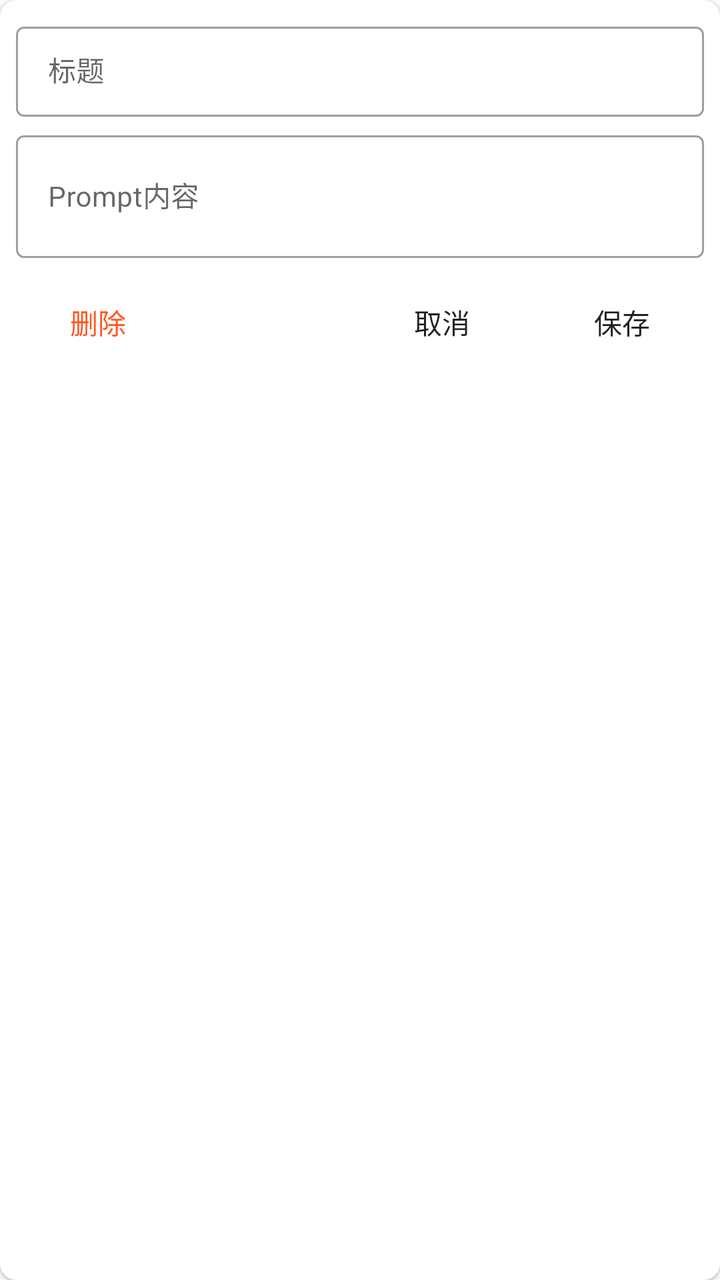
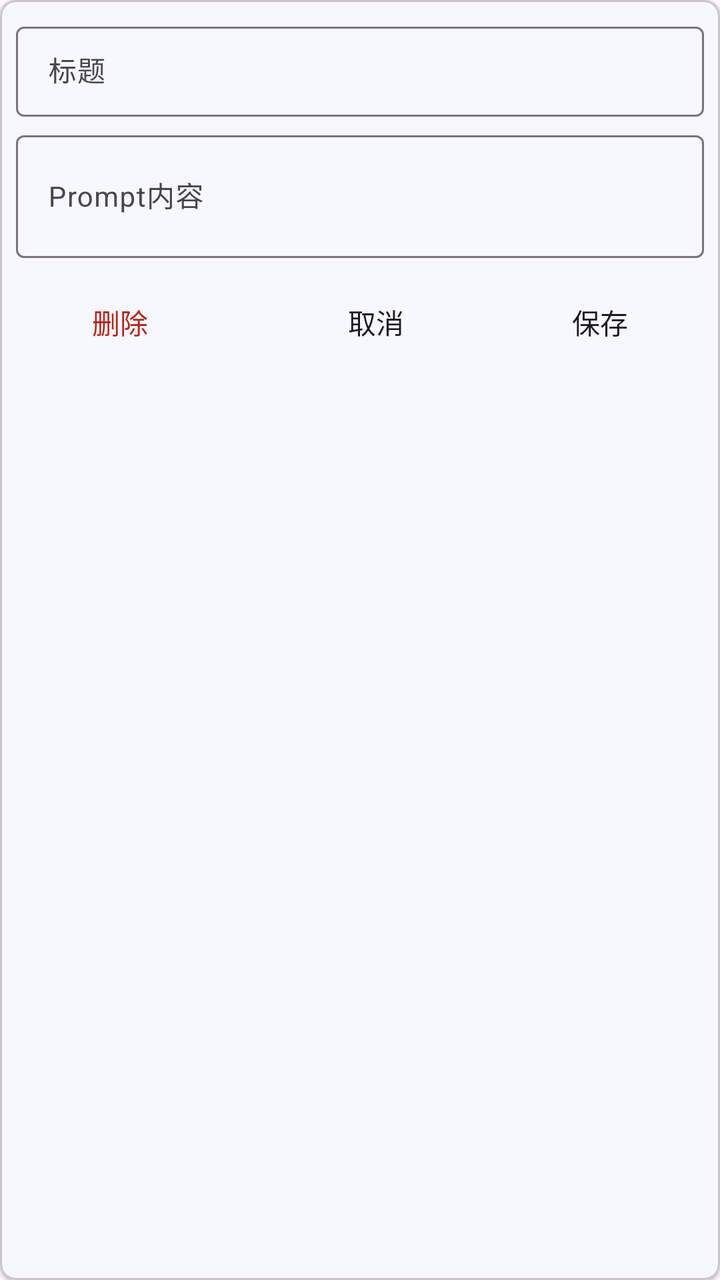

Two renders of the same Android screen: before a commit and after it. Below are the layout's source before the change and the commit's diff.
<!-- AndroidManifest.xml: application theme AppTheme -->
<!-- res/layout/item_prompt.xml -->
<?xml version="1.0" encoding="utf-8"?>
<com.google.android.material.card.MaterialCardView
    xmlns:android="http://schemas.android.com/apk/res/android"
    xmlns:app="http://schemas.android.com/apk/res-auto"
    android:layout_width="match_parent"
    android:layout_height="wrap_content"
    android:layout_marginHorizontal="8dp"
    android:layout_marginVertical="4dp"
    app:cardCornerRadius="8dp"
    app:cardElevation="1dp">

    <LinearLayout
        android:layout_width="match_parent"
        android:layout_height="wrap_content"
        android:orientation="vertical"
        android:padding="8dp">

        
        <LinearLayout
            android:id="@+id/editMode"
            android:layout_width="match_parent"
            android:layout_height="wrap_content"
            android:orientation="vertical">
            
            <com.google.android.material.textfield.TextInputLayout
                android:id="@+id/promptTitleLayout"
                android:layout_width="match_parent"
                android:layout_height="wrap_content"
                android:hint="标题"
                style="@style/Widget.MaterialComponents.TextInputLayout.OutlinedBox.Dense">

                <com.google.android.material.textfield.TextInputEditText
                    android:id="@+id/promptTitle"
                    android:layout_width="match_parent"
                    android:layout_height="wrap_content"
                    android:inputType="text"
                    android:maxLines="1"
                    android:textSize="14sp"/>
            </com.google.android.material.textfield.TextInputLayout>

            <com.google.android.material.textfield.TextInputLayout
                android:id="@+id/promptContentLayout"
                android:layout_width="match_parent"
                android:layout_height="wrap_content"
                android:hint="Prompt内容"
                android:layout_marginTop="4dp"
                style="@style/Widget.MaterialComponents.TextInputLayout.OutlinedBox.Dense">

                <com.google.android.material.textfield.TextInputEditText
                    android:id="@+id/promptContent"
                    android:layout_width="match_parent"
                    android:layout_height="wrap_content"
                    android:inputType="textMultiLine"
                    android:minLines="2"
                    android:textSize="14sp"/>
            </com.google.android.material.textfield.TextInputLayout>

            <LinearLayout
                android:layout_width="match_parent"
                android:layout_height="wrap_content"
                android:orientation="horizontal"
                android:gravity="end"
                android:layout_marginTop="8dp">

                <Button
                    android:id="@+id/btnDelete"
                    android:layout_width="wrap_content"
                    android:layout_height="wrap_content"
                    android:text="删除"
                    android:textColor="?attr/colorError"
                    android:background="?attr/selectableItemBackgroundBorderless"
                    android:padding="8dp"
                    android:layout_weight="1" />

                <Button
                    android:layout_width="wrap_content"
                    android:layout_height="wrap_content"
                    android:enabled="false"
                    android:background="?attr/selectableItemBackgroundBorderless"
                    android:padding="8dp"
                    android:layout_weight="1" />

                <Button
                    android:id="@+id/btnCancel"
                    android:layout_width="wrap_content"
                    android:layout_height="wrap_content"
                    android:text="取消"
                    android:textColor="?attr/editTextColor"
                    android:layout_marginStart="8dp"
                    android:background="?attr/selectableItemBackgroundBorderless"
                    android:padding="8dp"
                    android:layout_weight="1" />

                <Button
                    android:id="@+id/btnSave"
                    android:layout_width="wrap_content"
                    android:layout_height="wrap_content"
                    android:text="保存"
                    android:textColor="?attr/editTextColor"
                    android:layout_marginStart="8dp"
                    android:background="?attr/selectableItemBackgroundBorderless"
                    android:padding="8dp"
                    android:layout_weight="1" />
            </LinearLayout>
        </LinearLayout>

        
        <LinearLayout
            android:id="@+id/viewMode"
            android:layout_width="match_parent"
            android:layout_height="wrap_content"
            android:orientation="vertical"
            android:visibility="gone">

            <TextView
                android:id="@+id/viewTitle"
                android:layout_width="match_parent"
                android:layout_height="wrap_content"
                android:textSize="16sp"
                android:textStyle="bold"/>

            <TextView
                android:id="@+id/viewContent"
                android:layout_width="match_parent"
                android:layout_height="wrap_content"
                android:textSize="14sp"
                android:layout_marginTop="4dp"/>
        </LinearLayout>
    </LinearLayout>
</com.google.android.material.card.MaterialCardView>
<!-- resources referenced by this layout -->
<resources>
  <style name="AppTheme" parent="Theme.MaterialComponents.Light.DarkActionBar.Bridge">
      
          <item name="colorPrimary">@color/colorPrimary</item>
          <item name="colorPrimaryDark">@color/colorPrimaryDark</item>
          <item name="colorAccent">@color/colorAccent</item>
          <item name="color_footer_background">@color/footer_background</item>
          <item name="color_footer_pressed">@color/footer_pressed</item>
          <item name="android:forceDarkAllowed" tools:targetApi="q">true</item>
      </style>
  <color name="colorPrimary">#227D51</color>
  <color name="colorPrimaryDark">#2D6D4B</color>
  <color name="colorAccent">#3B9465</color>
  <color name="footer_background">#E0E0E0</color>
  <color name="footer_pressed">#4f8069</color>
</resources>

<!-- the commit's change to res/layout/item_prompt.xml (unified diff, before → after) -->
@@ -27,7 +27,7 @@
                 android:layout_width="match_parent"
                 android:layout_height="wrap_content"
                 android:hint="标题"
-                style="@style/Widget.MaterialComponents.TextInputLayout.OutlinedBox.Dense">
+                style="@style/Widget.Material3.TextInputLayout.OutlinedBox.Dense">
 
                 <com.google.android.material.textfield.TextInputEditText
                     android:id="@+id/promptTitle"
@@ -44,7 +44,7 @@
                 android:layout_height="wrap_content"
                 android:hint="Prompt内容"
                 android:layout_marginTop="4dp"
-                style="@style/Widget.MaterialComponents.TextInputLayout.OutlinedBox.Dense">
+                style="@style/Widget.Material3.TextInputLayout.OutlinedBox.Dense">
 
                 <com.google.android.material.textfield.TextInputEditText
                     android:id="@+id/promptContent"
@@ -62,44 +62,38 @@
                 android:gravity="end"
                 android:layout_marginTop="8dp">
 
-                <Button
+                <com.google.android.material.button.MaterialButton
                     android:id="@+id/btnDelete"
+                    style="@style/Widget.Material3.Button.TextButton"
                     android:layout_width="wrap_content"
                     android:layout_height="wrap_content"
                     android:text="删除"
                     android:textColor="?attr/colorError"
-                    android:background="?attr/selectableItemBackgroundBorderless"
-                    android:padding="8dp"
                     android:layout_weight="1" />
 
-                <Button
-                    android:layout_width="wrap_content"
-                    android:layout_height="wrap_content"
-                    android:enabled="false"
-                    android:background="?attr/selectableItemBackgroundBorderless"
-                    android:padding="8dp"
+                <View
+                    android:layout_width="0dp"
+                    android:layout_height="0dp"
                     android:layout_weight="1" />
 
-                <Button
+                <com.google.android.material.button.MaterialButton
                     android:id="@+id/btnCancel"
+                    style="@style/Widget.Material3.Button.TextButton"
                     android:layout_width="wrap_content"
                     android:layout_height="wrap_content"
                     android:text="取消"
-                    android:textColor="?attr/editTextColor"
+                    android:textColor="?attr/colorOnSurface"
                     android:layout_marginStart="8dp"
-                    android:background="?attr/selectableItemBackgroundBorderless"
-                    android:padding="8dp"
                     android:layout_weight="1" />
 
-                <Button
+                <com.google.android.material.button.MaterialButton
                     android:id="@+id/btnSave"
+                    style="@style/Widget.Material3.Button.TextButton"
                     android:layout_width="wrap_content"
                     android:layout_height="wrap_content"
                     android:text="保存"
-                    android:textColor="?attr/editTextColor"
+                    android:textColor="?attr/colorOnSurface"
                     android:layout_marginStart="8dp"
-                    android:background="?attr/selectableItemBackgroundBorderless"
-                    android:padding="8dp"
                     android:layout_weight="1" />
             </LinearLayout>
         </LinearLayout>
@@ -124,7 +118,9 @@
                 android:layout_width="match_parent"
                 android:layout_height="wrap_content"
                 android:textSize="14sp"
-                android:layout_marginTop="4dp"/>
+                android:layout_marginTop="4dp"
+                android:maxLines="2"
+                android:ellipsize="end"/>
         </LinearLayout>
     </LinearLayout>
 </com.google.android.material.card.MaterialCardView>
<!-- resource entries referenced after the edit -->
@@ -1,18 +1,28 @@
 <!-- resources referenced by this layout -->
 <resources>
-  <style name="AppTheme" parent="Theme.MaterialComponents.Light.DarkActionBar.Bridge">
-      
+  <style name="AppTheme" parent="Theme.Material3.Light.NoActionBar">
           <item name="colorPrimary">@color/colorPrimary</item>
-          <item name="colorPrimaryDark">@color/colorPrimaryDark</item>
-          <item name="colorAccent">@color/colorAccent</item>
-          <item name="color_footer_background">@color/footer_background</item>
-          <item name="color_footer_pressed">@color/footer_pressed</item>
-          <item name="android:forceDarkAllowed" tools:targetApi="q">true</item>
+          <item name="colorOnPrimary">@android:color/white</item>
+          <item name="colorPrimaryContainer">#BBDEFB</item>
+          <item name="colorOnPrimaryContainer">#1A3A5C</item>
+          <item name="colorSecondary">@color/colorAccent</item>
+          <item name="colorOnSecondary">@android:color/white</item>
+          <item name="colorSecondaryContainer">#90CAF9</item>
+          <item name="colorOnSecondaryContainer">#1A3A5C</item>
+          <item name="colorSurface">@android:color/white</item>
+          <item name="colorOnSurface">#1C1B1F</item>
+          <item name="colorSurfaceVariant">#E7E0EC</item>
+          <item name="colorOnSurfaceVariant">#49454F</item>
+          <item name="colorError">#B3261E</item>
+          <item name="colorOnError">@android:color/white</item>
+          <item name="color_footer_background">@color/footer_background_blue</item>
+          <item name="color_footer_pressed">@color/footer_pressed_blue</item>
+          <item name="android:statusBarColor">@android:color/transparent</item>
+          <item name="android:navigationBarColor">@android:color/transparent</item>
       </style>
-  <color name="colorPrimary">#227D51</color>
-  <color name="colorPrimaryDark">#2D6D4B</color>
-  <color name="colorAccent">#3B9465</color>
-  <color name="footer_background">#E0E0E0</color>
-  <color name="footer_pressed">#4f8069</color>
+  <color name="colorPrimary">#5387ED</color>
+  <color name="colorAccent">#588EF8</color>
+  <color name="footer_background_blue">#B3C0DA</color>
+  <color name="footer_pressed_blue">#B6C2D8</color>
 </resources>
 
